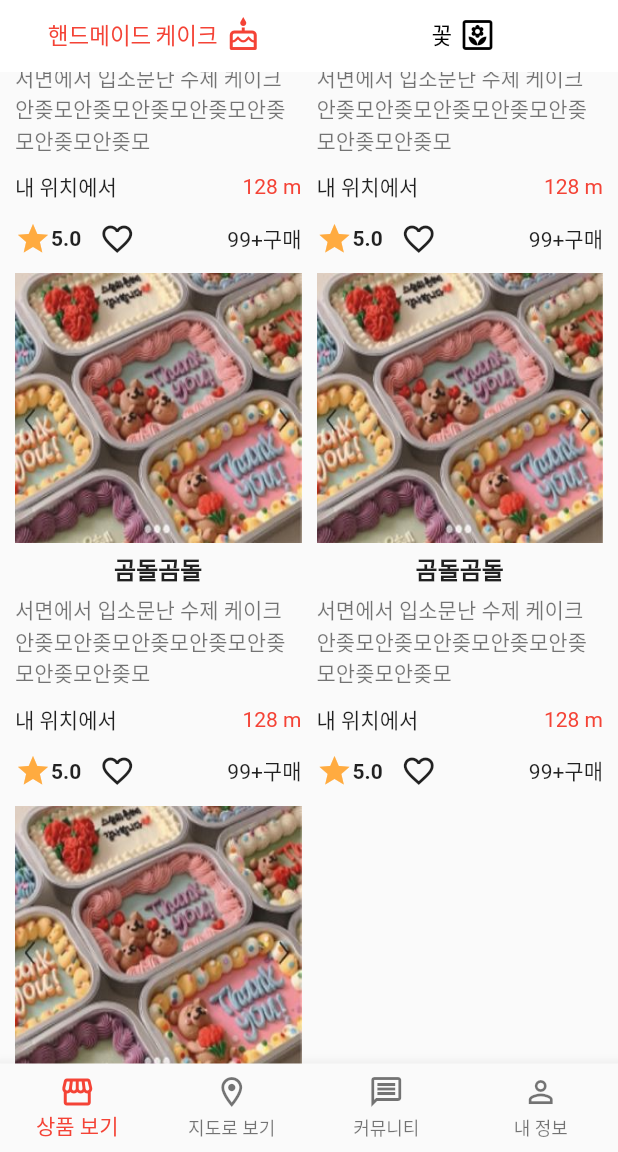
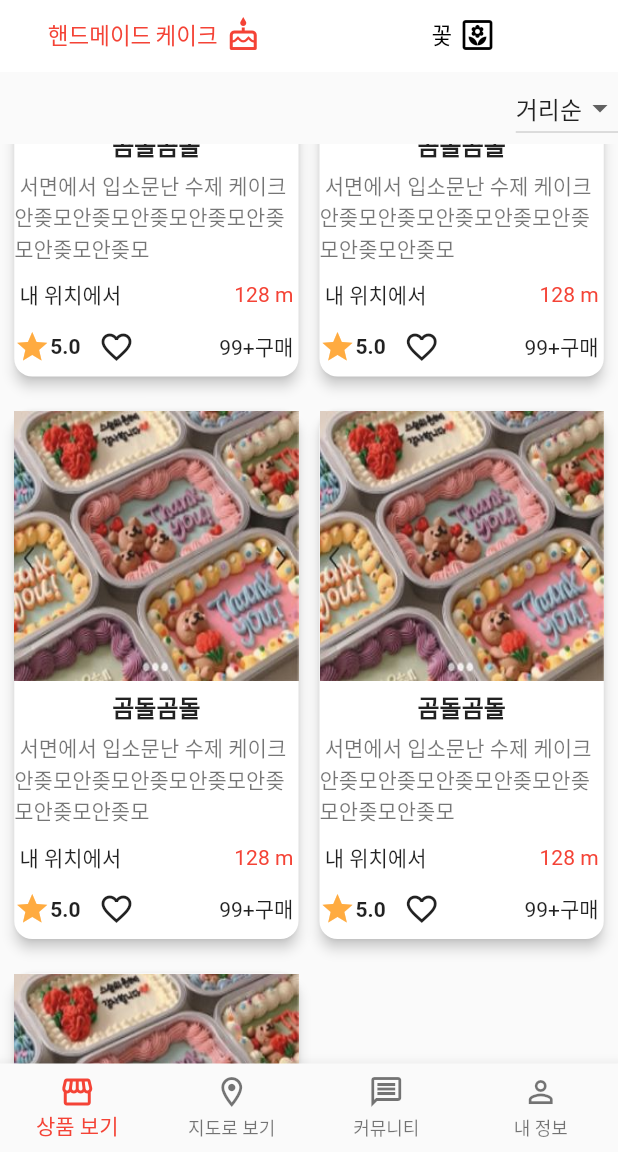
Before and after one commit to 4bit-IT/dazzling-moment-flutter, a Flutter app: the HomeMain screen opened directly, scrolled down 576 dp, after a tap on the "favorite outline" icon, on a phone screen of 412 x 824 dp, the part 84-1236 px from its top. Run offline on Flutter 3.47's test engine with Material 2 defaults, Android fonts, the phone set to English and light mode, and no system bars; our stand-ins replace fluttertoast, google_fonts; missing offline and left inert: kakao_flutter_sdk, transition; Roboto replaces fonts that are missing (NotoSans).

Commit message:
상품페이지 UI 보완

```diff
--- a/lib/drawer.dart
+++ b/lib/drawer.dart
@@ -1,6 +1,5 @@
 import 'package:damo/sign/sign_in.dart';
 import 'package:flutter/material.dart';
-import 'package:transition/transition.dart';
 
 class DrawerButton extends StatefulWidget {
   @override
--- a/lib/screen/bottom_navigaton.dart
+++ b/lib/screen/bottom_navigaton.dart
@@ -3,6 +3,7 @@ import 'package:damo/screen/home_main.dart';
 import 'package:damo/screen/location/look_location.dart';
 import 'package:damo/screen/myPage/my_page.dart';
 import 'package:flutter/material.dart';
+import 'package:flutter/scheduler.dart';
 import 'package:transition/transition.dart';
 
 // ignore: must_be_immutable
@@ -15,7 +16,9 @@ class BottomNavigation extends StatefulWidget {
 }
 
 class _BottomNavigationState extends State<BottomNavigation> {
-  List bottomNavigationBarPages = [
+  ScrollController _scrollController = ScrollController();
+
+  static List bottomNavigationBarPages = [
     HomeMain(),
     LookLocation(),
     LookCommunity(),
@@ -25,7 +28,10 @@ class _BottomNavigationState extends State<BottomNavigation> {
   var selectedBottomNavigationBarIndex = 0;
 
   void onTapped(int selectedBottomNavigationBarIndex) {
-    if (selectedBottomNavigationBarIndex != widget.bottomNavigationIndex!) {
+    if (selectedBottomNavigationBarIndex == widget.bottomNavigationIndex!) {
+      //누르면 맨 위로 가야함.
+    } else if (selectedBottomNavigationBarIndex !=
+        widget.bottomNavigationIndex!) {
       setState(() {
         widget.bottomNavigationIndex = selectedBottomNavigationBarIndex;
         Navigator.pushReplacement(
--- a/lib/screen/home_main.dart
+++ b/lib/screen/home_main.dart
@@ -45,17 +45,52 @@ class _HomeMainState extends State<HomeMain> {
         fit: BoxFit.fill,
       ),
     ];
-    return GridView.builder(
+    return Column(
+      crossAxisAlignment: CrossAxisAlignment.end,
+      children: [
+        SizedBox(
+          width: 10.0,
+        ),
+        DropdownButton(
+          value: selectedDropdown,
+          items: dropdownList.map(
+            (value) {
+              return DropdownMenuItem(
+                value: value,
+                child: Container(
+                  child: Text(value),
+                ),
+              );
+            },
+          ).toList(),
+          onChanged: (value) {
+            setState(() {
+              selectedDropdown = value.toString();
+            });
+          },
+        ),
+        Expanded(
+          child: GridView.builder(
               gridDelegate: SliverGridDelegateWithFixedCrossAxisCount(
                   crossAxisCount: 2,
                   mainAxisSpacing: 15.0,
-            mainAxisExtent: 340.0,
-            crossAxisSpacing: 10.0,
+                  mainAxisExtent: 360.0,
+                  crossAxisSpacing: 6.0,
                   childAspectRatio: 1.0),
-        padding: const EdgeInsets.fromLTRB(10.0, 0.0, 10.0, 0.0),
+              padding: const EdgeInsets.fromLTRB(5.5, 0.0, 5.5, 0.0),
               itemCount: imageList.length,
               itemBuilder: (BuildContext context, int index) {
-          return Container(
+                return InkWell(
+                  onTap: () {}, //클릭시 이동
+                  child: Card(
+                    elevation: 3.5, //음영
+                    shape: RoundedRectangleBorder(
+                      borderRadius: BorderRadius.circular(12), //둥글기
+                    ),
+                    //테두리를 입체감으로 줌.
+                    shadowColor: Colors.black87,
+                    // decoration: BoxDecoration(
+                    //     border: Border.all(color: Colors.grey, width: 0.5)),
                     child: Column(
                       children: [
                         Container(
@@ -74,7 +109,7 @@ class _HomeMainState extends State<HomeMain> {
                         ),
                         SizedBox(height: 5.0),
                         Text(
-                  '서면에서 입소문난 수제 케이크 안좆모안좆모안좆모안좆모안좆모안좆모안좆모',
+                          ' 서면에서 입소문난 수제 케이크 안좆모안좆모안좆모안좆모안좆모안좆모안좆모', //최대 3줄까지 지정.
                           style: TextStyle(color: Colors.black54),
                         ),
                         SizedBox(
@@ -84,14 +119,15 @@ class _HomeMainState extends State<HomeMain> {
                           mainAxisAlignment: MainAxisAlignment.spaceBetween,
                           children: [
                             Text(
-                      "내 위치에서",
+                              " 내 위치에서",
                               style: TextStyle(
-                          fontFamily: 'NotoSans', color: Colors.black87),
+                                  fontFamily: 'NotoSans',
+                                  color: Colors.black87),
                             ),
                             Row(
                               children: [
                                 Text(
-                          "128 m",
+                                  "128 m ",
                                   style: TextStyle(color: Colors.red),
                                 ),
                               ],
@@ -123,15 +159,19 @@ class _HomeMainState extends State<HomeMain> {
                             ),
                             Row(
                               children: [
-                        Text('99+구매'),
+                                Text('99+구매 '),
                               ],
                             ),
                           ],
                         ),
                       ],
                     ),
+                  ),
                 );
-        });
+              }),
+        ),
+      ],
+    );
   }
 
   @override
@@ -147,38 +187,6 @@ class _HomeMainState extends State<HomeMain> {
           body: TabBarView(
             children: [
               viewProduct(),
-              // Container(
-              //   child: Column(
-              //     children: [
-              //       Row(
-              //         mainAxisAlignment: MainAxisAlignment.end,
-              //         children: [
-              //           DropdownButton(
-              //             value: selectedDropdown,
-              //             items: dropdownList.map(
-              //               (value) {
-              //                 return DropdownMenuItem(
-              //                   value: value,
-              //                   child: Container(
-              //                     child: Text(value),
-              //                   ),
-              //                 );
-              //               },
-              //             ).toList(),
-              //             onChanged: (value) {
-              //               setState(() {
-              //                 selectedDropdown = value.toString();
-              //               });
-              //             },
-              //           ),
-              //           SizedBox(
-              //             width: 50,
-              //           ),
-              //         ],
-              //       ),
-              //     ],
-              //   ),
-              // ),
               Text('꽃임'),
             ],
           ),
```
Also changed, not shown: lib/screen/myPage/my_page.dart (+22 -4 lines). Lines whose indentation alone changed are shown as unchanged.
